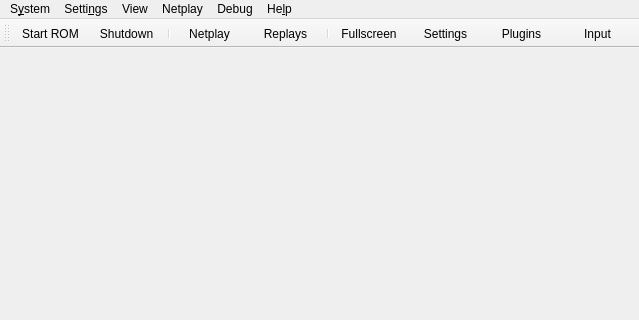
Qt form Source/RMG/UserInterface/MainWindow.ui (Jay-Day/RMG-K) before a commit; both pictures show x 0 to 639 and y 0 to 320 of the 639 by 543 pixel window.
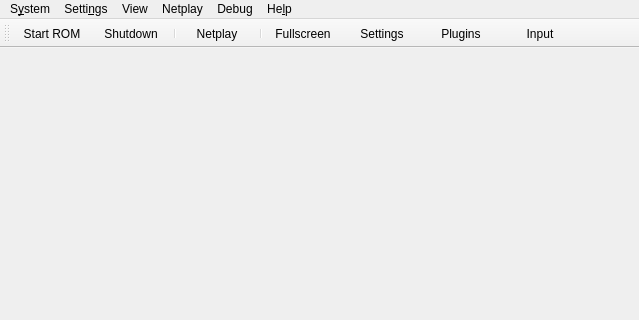
The same form after that commit. Icons and pictures are not drawn.

```diff
--- a/Source/RMG/UserInterface/MainWindow.ui
+++ b/Source/RMG/UserInterface/MainWindow.ui
@@ -207,7 +207,6 @@
    <addaction name="action_System_Shutdown"/>
    <addaction name="separator"/>
    <addaction name="action_Netplay_Start"/>
-   <addaction name="action_Toolbar_Playback"/>
    <addaction name="separator"/>
    <addaction name="action_View_Fullscreen"/>
    <addaction name="action_Settings_Settings"/>
```
Left out of the diff: 6 changed lines with no effect on the pictures.
